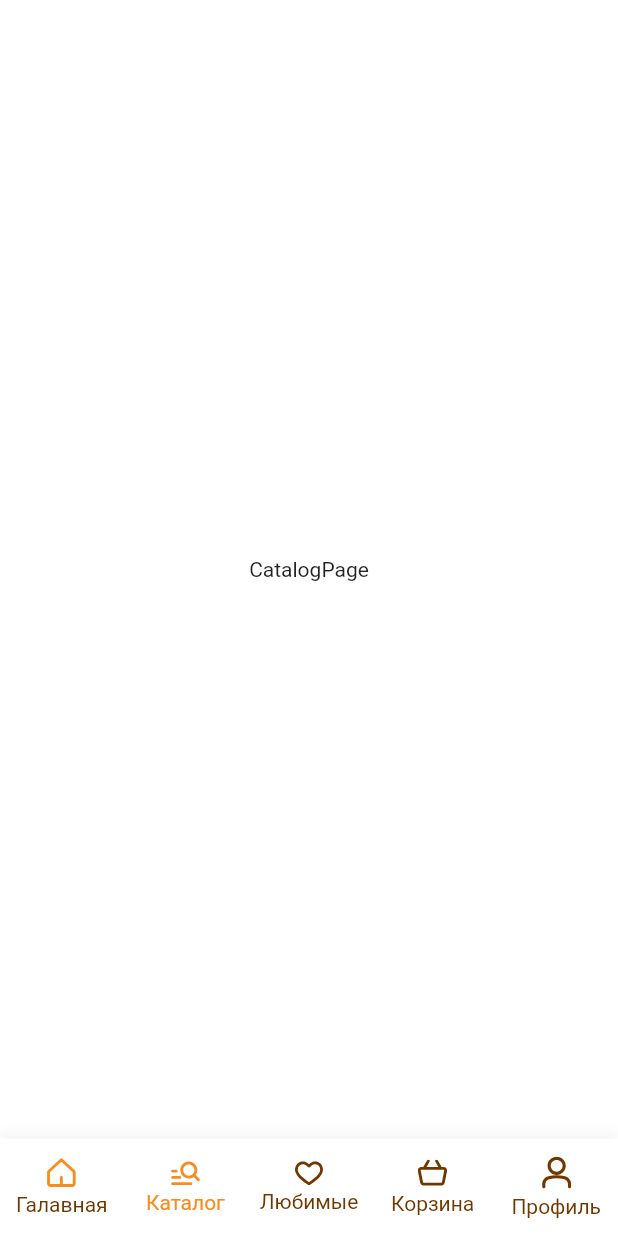
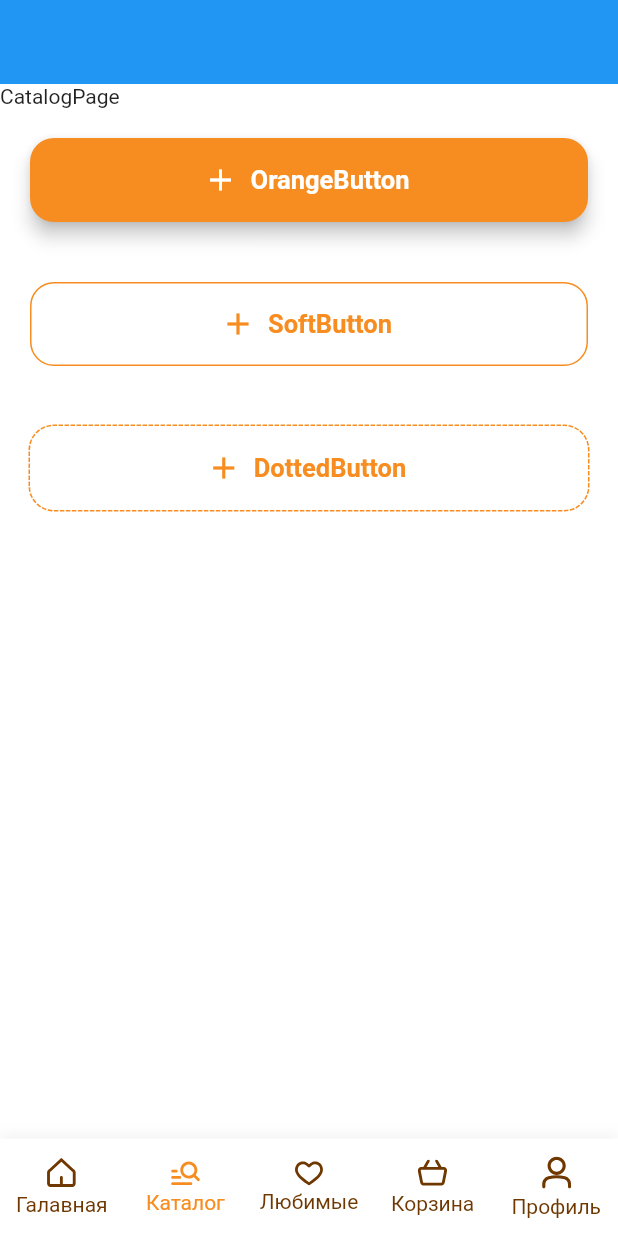
Before and after one commit to ArrGagiev/bread, a Flutter app: the screen it shows after launch, item 2 of the bottom bar chosen, on a phone screen of 412 x 824 dp. Run offline on Flutter 3.47's test engine with Material 3 defaults, Android fonts, the phone set to English and light mode, and no system bars; drawn by our look-alikes of dotted_border, persistent_bottom_nav_bar_v2; our stand-ins replace flutter_svg; project files that could hold a hidden picture were left out.

Commit message:
сверстал основные кнопки приложения

```diff
--- a/lib/core/bottom_nav_bar/bottom_nav_bar.dart
+++ b/lib/core/bottom_nav_bar/bottom_nav_bar.dart
@@ -22,7 +22,7 @@ class BottomNavBar extends StatelessWidget {
           screen: const MainPage(),
           item: ItemConfig(
             icon: SvgPicture.asset('assets/icons/bottom/main_orange.svg', width: 20),
-            // inactiveIcon: SvgPicture.asset('assets/icons/bottom/main_brown.svg', width: 20),
+            inactiveIcon: SvgPicture.asset('assets/icons/bottom/main_brown.svg', width: 20),
             activeForegroundColor: AppColors.orange,
             inactiveForegroundColor: AppColors.brown,
             title: "Галавная",
--- a/lib/core/constants/app_colors.dart
+++ b/lib/core/constants/app_colors.dart
@@ -4,6 +4,7 @@ class AppColors {
   static const Color brown = Color(0xFF6E3800);
   static const Color beige = Color(0xFFF4F1EC); //бежевый
   static const Color orange = Color(0xFFF78D20);
+  static const Color orangeDark = Color(0xFFDC7E1D);
   static const Color red = Color(0xFFE15031);
   static const Color redLight = Color(0xFFFDE4DF);
   static const Color black = Color(0xFF2D2E33);
@@ -17,7 +18,8 @@ class AppColors {
   // static const Color darkTheme = Color(0xFF40444F); // или это darkGray = Color(0xFF4F4F4F);
   // static const Color darkTheme2 = Color(0xFF292C33); // или это black = Color(0xFF2D2E33);
   static const Color deepOrange = Color(0xFFC15413); // хит продаж
-  static const Color darkHeader = Color(0xFF303030); // категории заголовки картинок
+  static const Color darkHeader =
+      Color(0xFF303030); // категории заголовки картинок
   static const Color darkThemeBottom = Color(0xFF423F3E);
   static const Color darkThemeBottomShadow = Color(0xFF362121);
 }
--- a/lib/core/constants/app_typography.dart
+++ b/lib/core/constants/app_typography.dart
@@ -6,49 +6,42 @@ class AppTypography {
     fontFamily: 'IBMPlexSerif',
     fontWeight: FontWeight.w600,
     fontSize: 32,
-    height: 40,
   );
 
   static const TextStyle h2 = TextStyle(
     fontFamily: 'IBMPlexSerif',
     fontWeight: FontWeight.w600,
     fontSize: 24,
-    height: 28, //28.8
   );
 
   static const TextStyle h3 = TextStyle(
     fontFamily: 'IBMPlexSerif',
     fontWeight: FontWeight.w600,
     fontSize: 22,
-    height: 24, //28
   );
 
   static const TextStyle h4 = TextStyle(
     fontFamily: 'IBMPlexSerif',
     fontWeight: FontWeight.w600,
     fontSize: 18,
-    height: 22,
   );
 
   static const TextStyle h5 = TextStyle(
     fontFamily: 'Roboto',
     fontWeight: FontWeight.w600,
     fontSize: 17,
-    height: 22, //24.5
   );
 
   static const TextStyle h6 = TextStyle(
     fontFamily: 'Roboto',
     fontWeight: FontWeight.w600,
     fontSize: 15,
-    height: 14, //16
   );
 
   static const TextStyle h7 = TextStyle(
     fontFamily: 'Roboto',
     fontWeight: FontWeight.w600,
     fontSize: 14,
-    height: 22, //14
   );
 
   // ---------------------------------------------- buttons
@@ -56,21 +49,18 @@ class AppTypography {
     fontFamily: 'Roboto',
     fontWeight: FontWeight.w600,
     fontSize: 17,
-    height: 20,
   );
 
   static const TextStyle buttonMedium = TextStyle(
     fontFamily: 'Roboto',
     fontWeight: FontWeight.w600,
     fontSize: 14,
-    height: 16, //16.24
   );
 
   static const TextStyle buttonSmall = TextStyle(
     fontFamily: 'Roboto',
     fontWeight: FontWeight.w400,
     fontSize: 14,
-    height: 20,
     letterSpacing: 0.5,
   );
 
@@ -79,50 +69,41 @@ class AppTypography {
     fontFamily: 'Roboto',
     fontWeight: FontWeight.w400,
     fontSize: 16,
-    height: 22,
-    letterSpacing: 0.5,
   );
 
   static const TextStyle bodyLargeCaption = TextStyle(
     fontFamily: 'Roboto',
     fontWeight: FontWeight.w400,
     fontSize: 16,
-    height: 20,
-    letterSpacing: 0.5,
   );
 
   static const TextStyle bodyMedium = TextStyle(
     fontFamily: 'Roboto',
     fontWeight: FontWeight.w400,
     fontSize: 14,
-    height: 20,
   );
 
   static const TextStyle bodyMediumCaption = TextStyle(
     fontFamily: 'Roboto',
     fontWeight: FontWeight.w400,
     fontSize: 14,
-    height: 17,
   );
 
   static const TextStyle bodyMediumBold = TextStyle(
     fontFamily: 'Roboto',
     fontWeight: FontWeight.w600,
     fontSize: 14,
-    height: 20,
   );
 
   static const TextStyle bodySmall = TextStyle(
     fontFamily: 'Roboto',
     fontWeight: FontWeight.w400,
     fontSize: 12,
-    height: 14,
   );
 
   static const TextStyle bodyXSmall = TextStyle(
     fontFamily: 'Roboto',
     fontWeight: FontWeight.w400,
     fontSize: 10,
-    height: 12,
   );
 }
--- /dev/null
+++ b/lib/core/widgets/buttons/dotted_button.dart
@@ -0,0 +1,112 @@
+import 'package:bread/core/constants/app_typography.dart';
+import 'package:bread/core/constants/app_colors.dart';
+import 'package:dotted_border/dotted_border.dart';
+import 'package:flutter/material.dart';
+
+class DottedButton extends StatelessWidget {
+  const DottedButton({
+    super.key,
+    required this.title,
+    this.subtitle,
+    this.icon,
+    this.margin,
+    this.onPressed,
+  });
+
+  final String title;
+  final String? subtitle;
+  final Widget? icon;
+  final EdgeInsetsGeometry? margin;
+  final void Function()? onPressed;
+
+  @override
+  Widget build(BuildContext context) {
+    return Container(
+      margin: margin,
+      child: DottedBorder(
+        color: onPressed == null ? AppColors.gray : AppColors.orange,
+        strokeWidth: 2,
+        padding: EdgeInsets.zero,
+        borderType: BorderType.RRect,
+        radius: const Radius.circular(16),
+        child: ElevatedButton.icon(
+          onPressed: onPressed,
+          style: ButtonStyle(
+            // цвет текста кнопки
+            foregroundColor: MaterialStateProperty.resolveWith<Color?>(
+              (Set<MaterialState> states) {
+                if (states.contains(MaterialState.disabled)) {
+                  return AppColors.gray;
+                }
+                return AppColors.orange;
+              },
+            ),
+            // задал цвет кнопки при разных сценариях
+            backgroundColor: MaterialStateProperty.resolveWith<Color?>(
+              (Set<MaterialState> states) {
+                //// если кнопка нажата (сплошной цвет)
+                //// if (states.contains(MaterialState.pressed)) {
+                ////   return AppColors.orangeDark;
+                //// }
+                // если кнопка неактивна
+                if (states.contains(MaterialState.disabled)) {
+                  return AppColors.white;
+                }
+                // цвет активной кнопки
+                return AppColors.white;
+              },
+            ),
+            //// side: MaterialStateProperty.resolveWith<BorderSide?>(
+            ////   (Set<MaterialState> states) {
+            ////     if (states.contains(MaterialState.disabled)) {
+            ////       return const BorderSide(
+            ////           color: AppColors.gray, style: BorderStyle.solid);
+            ////     } else {
+            ////       return const BorderSide(color: AppColors.orange);
+            ////     }
+            ////   },
+            //// ),
+            // задал прозрачность нажатия (((сплеша)))
+            overlayColor: MaterialStateProperty.resolveWith<Color?>(
+              (Set<MaterialState> states) =>
+                  states.contains(MaterialState.pressed)
+                      ? AppColors.orange.withOpacity(0.2)
+                      : null,
+            ),
+            // настроил статичную тень кнопки
+            elevation: MaterialStateProperty.all(0),
+            // закругление кнопки
+            shape: MaterialStateProperty.all(
+              RoundedRectangleBorder(borderRadius: BorderRadius.circular(16)),
+            ),
+            // тут я по сути установил только высоту
+            minimumSize: MaterialStateProperty.all(
+              Size(MediaQuery.of(context).size.width, 56),
+            ),
+            iconColor: MaterialStateProperty.resolveWith<Color?>(
+              (Set<MaterialState> states) {
+                if (states.contains(MaterialState.disabled)) {
+                  return AppColors.gray;
+                } else {
+                  return AppColors.orange;
+                }
+              },
+            ),
+            iconSize: MaterialStateProperty.all(24),
+          ),
+          // тут передается иконка
+          icon: icon ?? const SizedBox(),
+          // а здесь текст и по необходимости вспомогательный текст
+          label: subtitle == null
+              ? Text(title, style: AppTypography.buttonLarge)
+              : Column(
+                  children: [
+                    Text(title, style: AppTypography.buttonLarge),
+                    Text(title, style: AppTypography.buttonSmall)
+                  ],
+                ),
+        ),
+      ),
+    );
+  }
+}
--- /dev/null
+++ b/lib/core/widgets/buttons/primary_button.dart
@@ -0,0 +1,94 @@
+import 'package:bread/core/constants/app_typography.dart';
+import 'package:bread/core/constants/app_colors.dart';
+import 'package:flutter/material.dart';
+
+class PrimaryButton extends StatelessWidget {
+  const PrimaryButton({
+    super.key,
+    required this.title,
+    this.subtitle,
+    this.icon,
+    this.margin,
+    this.onPressed,
+  });
+
+  final String title;
+  final String? subtitle;
+  final Widget? icon;
+  final EdgeInsetsGeometry? margin;
+  final void Function()? onPressed;
+
+  @override
+  Widget build(BuildContext context) {
+    return Container(
+      margin: margin,
+      child: ElevatedButton.icon(
+        onPressed: onPressed,
+        style: ButtonStyle(
+          // цвет текста кнопки
+          foregroundColor: MaterialStateProperty.resolveWith<Color?>(
+            (Set<MaterialState> states) {
+              if (states.contains(MaterialState.disabled)) {
+                return AppColors.gray;
+              }
+              return AppColors.white;
+            },
+          ),
+          // задал цвет кнопки при разных сценариях
+          backgroundColor: MaterialStateProperty.resolveWith<Color?>(
+            (Set<MaterialState> states) {
+              //// если кнопка нажата (сплошной цвет)
+              //// if (states.contains(MaterialState.pressed)) {
+              ////   return AppColors.orangeDark;
+              //// }
+              // если кнопка неактивна
+              if (states.contains(MaterialState.disabled)) {
+                return AppColors.disabled;
+              }
+              // цвет активной кнопки
+              return AppColors.orange;
+            },
+          ),
+          // задал прозрачность нажатия (((сплеша)))
+          overlayColor: MaterialStateProperty.resolveWith<Color?>(
+            (Set<MaterialState> states) =>
+                states.contains(MaterialState.pressed)
+                    ? AppColors.orangeDark
+                    : null,
+          ),
+          // настроил статичную тень кнопки
+          elevation: MaterialStateProperty.all(5),
+          // закругление кнопки
+          shape: MaterialStateProperty.all(
+            RoundedRectangleBorder(borderRadius: BorderRadius.circular(16)),
+          ),
+          // тут я по сути установил только высоту
+          minimumSize: MaterialStateProperty.all(
+            Size(MediaQuery.of(context).size.width, 56),
+          ),
+          iconColor: MaterialStateProperty.resolveWith<Color?>(
+            (Set<MaterialState> states) {
+              if (states.contains(MaterialState.disabled)) {
+                return AppColors.gray;
+              } else {
+                return AppColors.white;
+              }
+            },
+          ),
+          iconSize: MaterialStateProperty.all(24),
+        ),
+        // тут передается иконка
+        icon: icon ?? const SizedBox(),
+        // а здесь текст и по необходимости вспомогательный текст
+        label: subtitle == null
+            ? Text(title, style: AppTypography.buttonLarge)
+            : Column(
+                children: [
+                  Text(title, style: AppTypography.buttonLarge),
+                  Text(title, style: AppTypography.buttonSmall)
+                ],
+              ),
+      ),
+    );
+  }
+}
--- /dev/null
+++ b/lib/core/widgets/buttons/soft_button.dart
@@ -0,0 +1,103 @@
+import 'package:bread/core/constants/app_typography.dart';
+import 'package:bread/core/constants/app_colors.dart';
+import 'package:flutter/material.dart';
+
+class SoftButton extends StatelessWidget {
+  const SoftButton({
+    super.key,
+    required this.title,
+    this.subtitle,
+    this.icon,
+    this.margin,
+    this.onPressed,
+  });
+
+  final String title;
+  final String? subtitle;
+  final Widget? icon;
+  final EdgeInsetsGeometry? margin;
+  final void Function()? onPressed;
+
+  @override
+  Widget build(BuildContext context) {
+    return Container(
+      margin: margin,
+      child: ElevatedButton.icon(
+        onPressed: onPressed,
+        style: ButtonStyle(
+          // цвет текста кнопки
+          foregroundColor: MaterialStateProperty.resolveWith<Color?>(
+            (Set<MaterialState> states) {
+              if (states.contains(MaterialState.disabled)) {
+                return AppColors.gray;
+              }
+              return AppColors.orange;
+            },
+          ),
+          // задал цвет кнопки при разных сценариях
+          backgroundColor: MaterialStateProperty.resolveWith<Color?>(
+            (Set<MaterialState> states) {
+              //// если кнопка нажата (сплошной цвет)
+              //// if (states.contains(MaterialState.pressed)) {
+              ////   return AppColors.orangeDark;
+              //// }
+              // если кнопка неактивна
+              if (states.contains(MaterialState.disabled)) {
+                return AppColors.white;
+              }
+              // цвет активной кнопки
+              return AppColors.white;
+            },
+          ),
+          side: MaterialStateProperty.resolveWith<BorderSide?>(
+            (Set<MaterialState> states) {
+              if (states.contains(MaterialState.disabled)) {
+                return const BorderSide(color: AppColors.gray);
+              } else {
+                return const BorderSide(color: AppColors.orange);
+              }
+            },
+          ),
+          // задал прозрачность нажатия (((сплеша)))
+          overlayColor: MaterialStateProperty.resolveWith<Color?>(
+            (Set<MaterialState> states) =>
+                states.contains(MaterialState.pressed)
+                    ? AppColors.orange.withOpacity(0.2)
+                    : null,
+          ),
+          // настроил статичную тень кнопки
+          elevation: MaterialStateProperty.all(0),
+          // закругление кнопки
+          shape: MaterialStateProperty.all(
+            RoundedRectangleBorder(borderRadius: BorderRadius.circular(16)),
+          ),
+          // тут я по сути установил только высоту
+          minimumSize: MaterialStateProperty.all(
+            Size(MediaQuery.of(context).size.width, 56),
+          ),
+          iconColor: MaterialStateProperty.resolveWith<Color?>(
+            (Set<MaterialState> states) {
+              if (states.contains(MaterialState.disabled)) {
+                return AppColors.gray;
+              } else {
+                return AppColors.orange;
+              }
+            },
+          ),
+          iconSize: MaterialStateProperty.all(24),
+        ),
+        // тут передается иконка
+        icon: icon ?? const SizedBox(),
+        // а здесь текст и по необходимости вспомогательный текст
+        label: subtitle == null
+            ? Text(title, style: AppTypography.buttonLarge)
+            : Column(
+                children: [
+                  Text(title, style: AppTypography.buttonLarge),
+                  Text(title, style: AppTypography.buttonSmall)
+                ],
+              ),
+      ),
+    );
+  }
+}
--- a/lib/features/pages/catalog/catalog_page.dart
+++ b/lib/features/pages/catalog/catalog_page.dart
@@ -1,3 +1,6 @@
+import 'package:bread/core/widgets/buttons/dotted_button.dart';
+import 'package:bread/core/widgets/buttons/primary_button.dart';
+import 'package:bread/core/widgets/buttons/soft_button.dart';
 import 'package:flutter/material.dart';
 
 class CatalogPage extends StatelessWidget {
@@ -5,6 +8,35 @@ class CatalogPage extends StatelessWidget {
 
   @override
   Widget build(BuildContext context) {
-    return const Center(child: Text('CatalogPage'));
+    return CustomScrollView(
+      slivers: [
+        const SliverAppBar(pinned: true),
+        const SliverToBoxAdapter(child: Text('CatalogPage')),
+        SliverToBoxAdapter(
+          child: PrimaryButton(
+            title: 'OrangeButton',
+            icon: const Icon(Icons.add),
+            margin: const EdgeInsets.all(20),
+            onPressed: () {},
+          ),
+        ),
+        SliverToBoxAdapter(
+          child: SoftButton(
+            title: 'SoftButton',
+            icon: const Icon(Icons.add),
+            margin: const EdgeInsets.all(20),
+            onPressed: () {},
+          ),
+        ),
+        SliverToBoxAdapter(
+          child: DottedButton(
+            title: 'DottedButton',
+            icon: const Icon(Icons.add),
+            margin: const EdgeInsets.all(20),
+            onPressed: () {},
+          ),
+        ),
+      ],
+    );
   }
 }
--- a/lib/main.dart
+++ b/lib/main.dart
@@ -14,14 +14,7 @@ class MyApp extends StatelessWidget {
   Widget build(BuildContext context) {
     return MaterialApp(
       debugShowCheckedModeBanner: false,
-      theme: ThemeData(
-        useMaterial3: false,
-        //todo: AppColors.black - темная тема
-        scaffoldBackgroundColor: AppColors.white,
-        colorScheme: ColorScheme.fromSeed(
-          seedColor: Colors.blue,
-        ),
-      ),
+      theme: lightTheme,
       home: const MyHomePage(),
     );
   }
@@ -41,3 +34,30 @@ class MyHomePage extends StatelessWidget {
     );
   }
 }
+
+final ThemeData lightTheme = ThemeData(
+  useMaterial3: false,
+  scaffoldBackgroundColor: AppColors.white,
+  // elevatedButtonTheme: appElevatedButtonTheme,
+);
+
+final ElevatedButtonThemeData appElevatedButtonTheme = ElevatedButtonThemeData(
+  style: ButtonStyle(
+    backgroundColor: MaterialStateProperty.resolveWith<Color?>(
+      (Set<MaterialState> states) {
+        if (states.contains(MaterialState.pressed)) {
+          return AppColors.orangeDark;
+        }
+        return AppColors.orange;
+      },
+    ),
+    foregroundColor: MaterialStateProperty.resolveWith<Color?>(
+      (Set<MaterialState> states) {
+        if (states.contains(MaterialState.pressed)) {
+          return AppColors.white;
+        }
+        return AppColors.white;
+      },
+    ),
+  ),
+);
--- a/pubspec.yaml
+++ b/pubspec.yaml
@@ -35,6 +35,7 @@ dependencies:
   cupertino_icons: ^1.0.6
   flutter_svg: ^2.0.10+1
   persistent_bottom_nav_bar_v2: ^5.2.3
+  dotted_border: ^2.1.0
   # ============================= #
 
 dev_dependencies:
```
Also changed, not shown: pubspec.lock.
